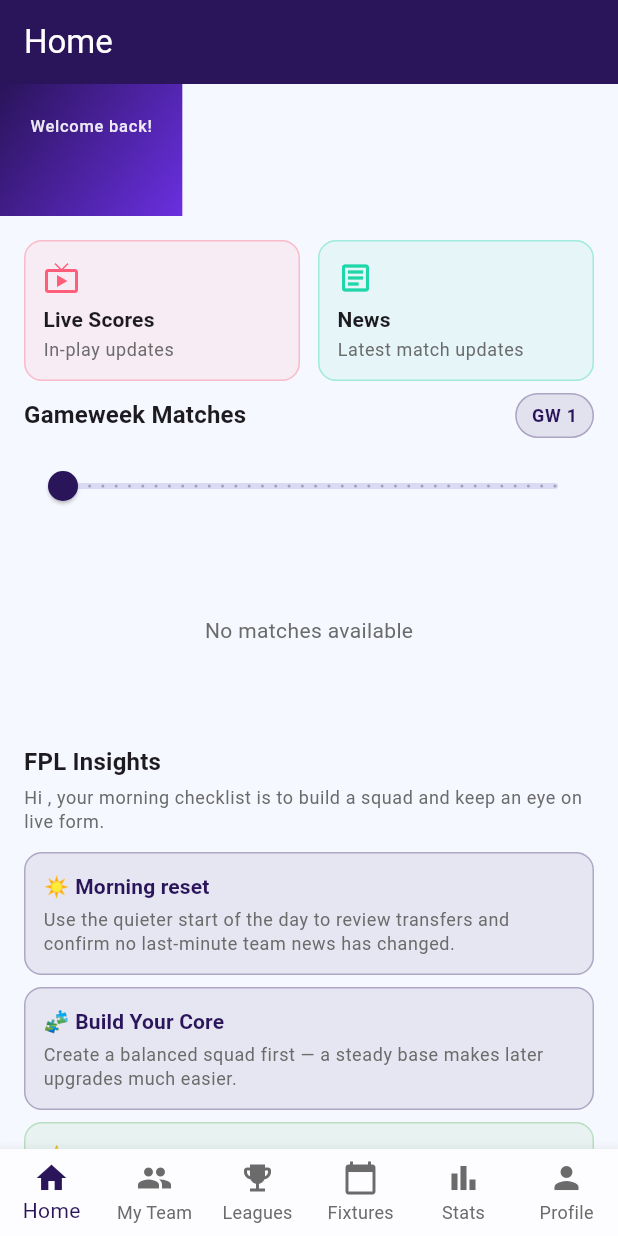
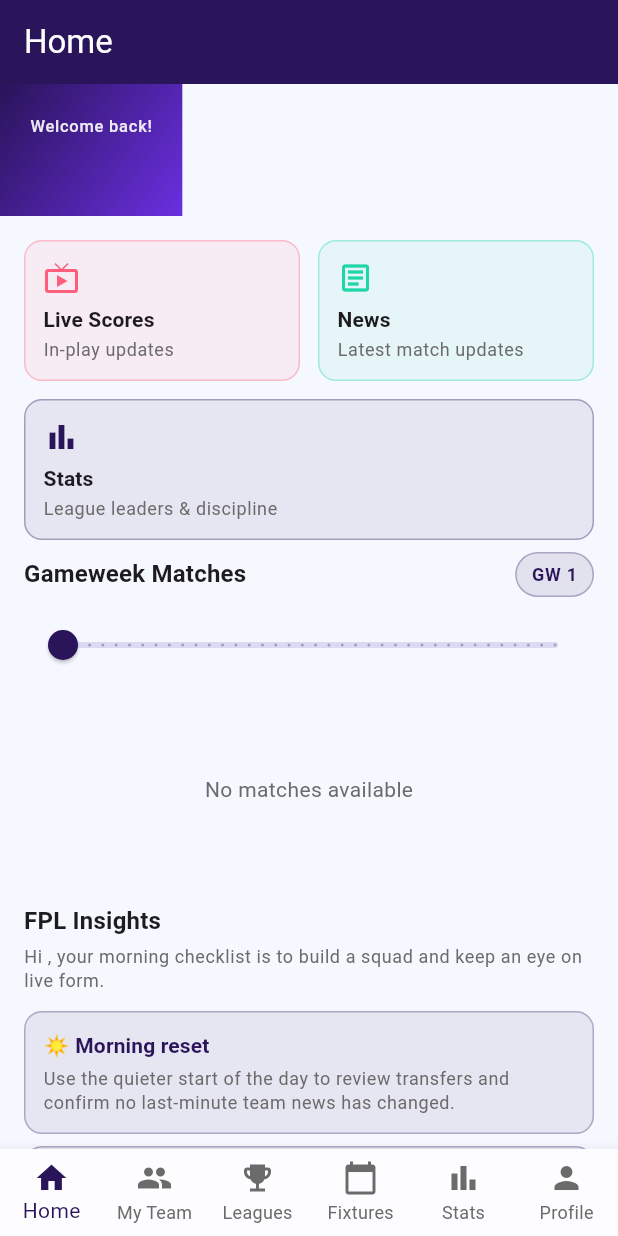
Before and after one commit to Cyril2004-crypto/football_fantasy_app, a Flutter app: the screen it shows once a user with an empty profile is signed in, on a phone screen of 412 x 824 dp. Run offline on Flutter 3.47's test engine with Material 3 defaults, Android fonts, the phone set to English and light mode, and no system bars; our stand-ins replace equatable, firebase_auth, firebase_core, firebase_crashlytics, firebase_messaging, flutter_riverpod and 3 more; accounts and stored records are empty; network calls fail.

Commit message:
Add Stats shortcut card to Home tab

```diff
--- a/lib/screens/home_screen.dart
+++ b/lib/screens/home_screen.dart
@@ -241,6 +241,22 @@ class _HomeTabScreenState extends State<HomeTabScreen> {
                     ),
                   ),
                 ],
+              ),
+            ),
+            const SizedBox(height: 12),
+            Padding(
+              padding: const EdgeInsets.fromLTRB(16, 0, 16, 0),
+              child: _buildShortcutCard(
+                context,
+                title: AppStrings.stats,
+                subtitle: 'League leaders & discipline',
+                icon: Icons.bar_chart,
+                color: AppColors.primary,
+                onTap: () {
+                  Navigator.of(context).push(
+                    MaterialPageRoute(builder: (_) => const StatsScreen()),
+                  );
+                },
               ),
             ),
 
```
